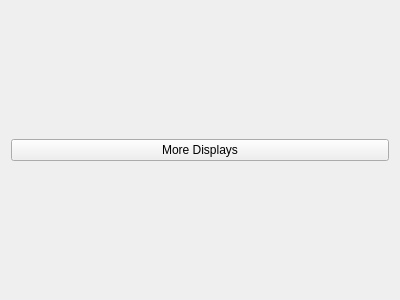
Above: examples/related_displays/multiple_files.ui from slaclab/pydm before the change. Below: the same form after it.
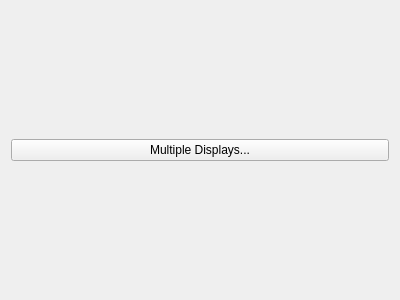
That is the form after the change. Custom widgets are drawn as their Qt base class.

Commit message: Update the example .ui file for new properties.

Patch:
```diff
--- a/examples/related_displays/multiple_files.ui
+++ b/examples/related_displays/multiple_files.ui
@@ -20,7 +20,7 @@
       <string/>
      </property>
      <property name="text">
-      <string>More Displays</string>
+      <string>Multiple Displays...</string>
      </property>
      <property name="additionalFilenames" stdset="0">
       <stringlist>
```
Left out of the diff: 11 changed lines with no effect on the pictures.
